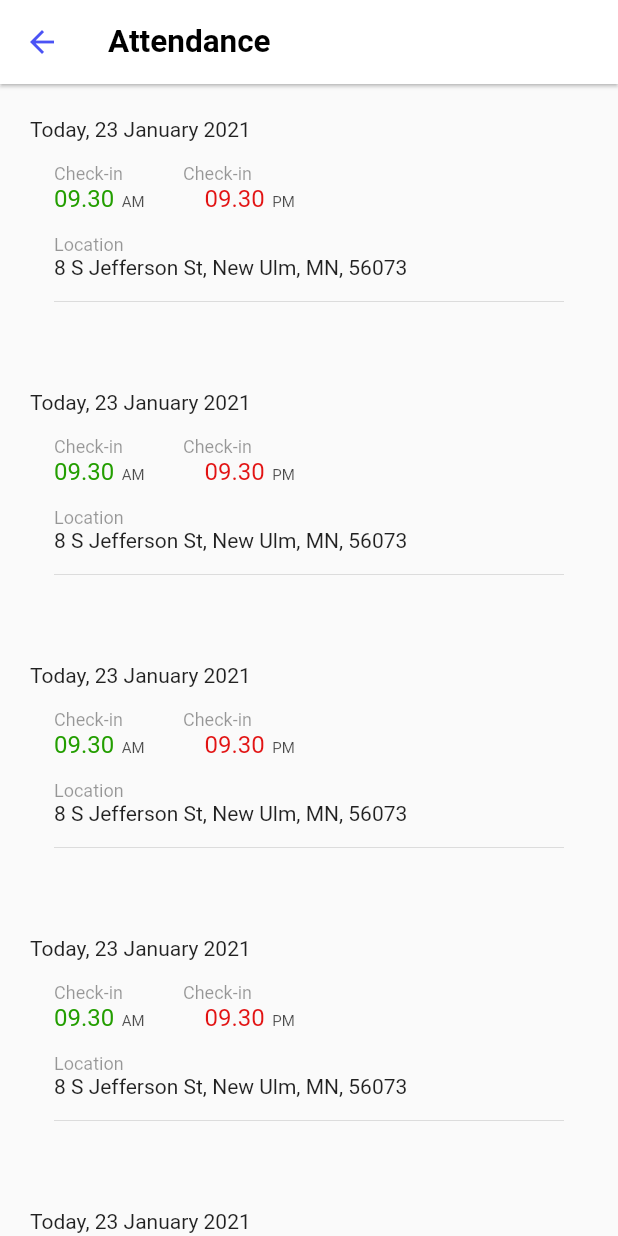
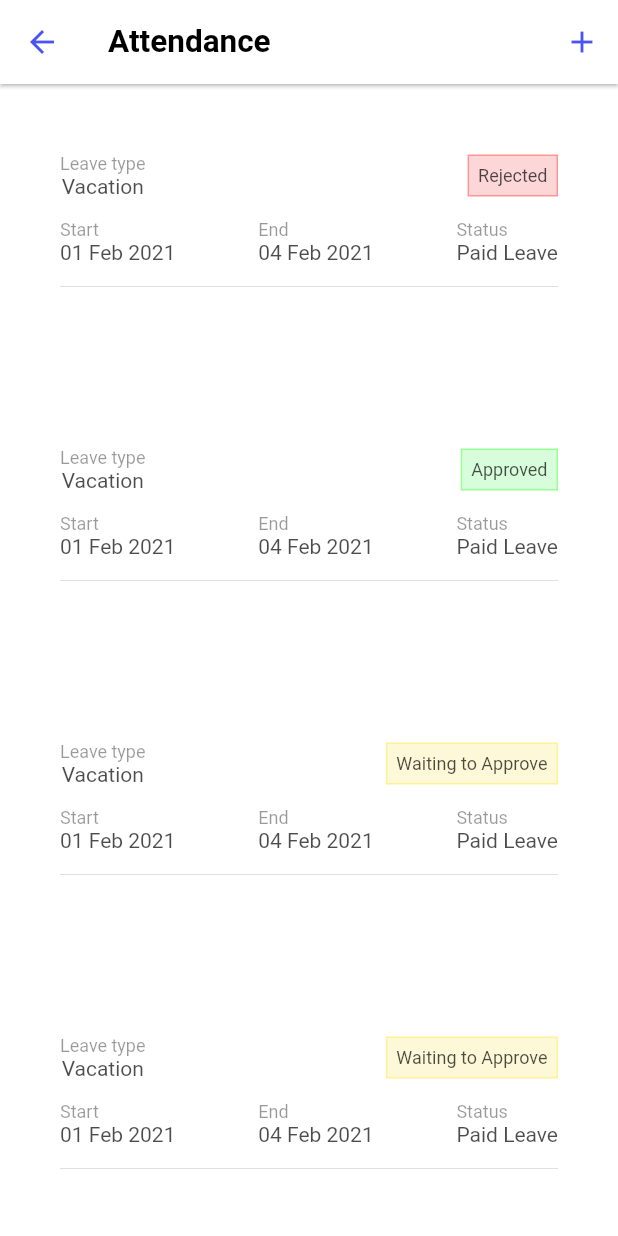
Before and after one commit to hussamhejazy/Task-Manager-Project, a Flutter app: the screen it shows after launch, on a phone screen of 412 x 824 dp. Run offline on Flutter 3.47's test engine with Material 2 defaults, Android fonts, the phone set to English and light mode, and no system bars.

Commit message:
add leave_screen

```diff
--- /dev/null
+++ b/lib/screens/leave_screen.dart
@@ -0,0 +1,120 @@
+import 'package:flutter/material.dart';
+
+class LeaveScreen extends StatefulWidget {
+  const LeaveScreen({Key? key}) : super(key: key);
+
+  @override
+  _LeaveScreen createState() => _LeaveScreen();
+}
+
+class _LeaveScreen extends State<LeaveScreen> {
+  @override
+  Widget build(BuildContext context) {
+    return Scaffold(
+      backgroundColor: Colors.white,
+      appBar: AppBar(
+        iconTheme: IconThemeData(
+          color: Color(0xFF4B53F5),
+        ),
+        backgroundColor: Colors.white,
+        title: Text(
+          'Attendance',
+          style: TextStyle(
+              fontSize: 21, fontWeight: FontWeight.bold, color: Colors.black),
+        ),
+        elevation: 1,
+        leading: IconButton(onPressed: (){Navigator.pop(context);},icon: Icon(Icons.arrow_back,),),
+        actions: [
+          IconButton(onPressed: (){}, icon: Icon(Icons.add))
+        ],
+      ),
+      body: ListView.builder(
+        itemBuilder: (context, index) {
+          return Padding(
+            padding: const EdgeInsets.symmetric(horizontal: 20,vertical: 22),
+            child: Padding(
+              padding: const EdgeInsets.symmetric(horizontal: 20,vertical: 24),
+              child: Container(
+                child: Column(
+                  crossAxisAlignment: CrossAxisAlignment.start,
+                  children: [
+                    Row(
+                      mainAxisAlignment: MainAxisAlignment.spaceBetween,
+                      children: [
+                        Column(
+                          children: [
+                            Text('Leave type',style: TextStyle(fontSize: 12,color: Colors.black.withOpacity(0.4)),),
+                            Text('Vacation',style: TextStyle(fontSize: 14,color: Colors.black.withOpacity(0.7)),)
+                          ],
+                        ),
+                        _requestStatus(status: index)
+                      ],
+                    ),
+                    SizedBox(height: 14,),
+                    Row(
+                      mainAxisAlignment: MainAxisAlignment.spaceBetween,
+                      children: [
+                        Column(
+                          crossAxisAlignment: CrossAxisAlignment.start,
+                          children: [
+                            Text('Start',style: TextStyle(fontSize: 12,color: Colors.black.withOpacity(0.4)),),
+                            Text('01 Feb 2021',style: TextStyle(fontSize: 14,color: Colors.black.withOpacity(0.7)),)
+                          ],
+                        ),
+                        Column(
+                          crossAxisAlignment: CrossAxisAlignment.start,
+                          children: [
+                            Text('End',style: TextStyle(fontSize: 12,color: Colors.black.withOpacity(0.4)),),
+                            Text('04 Feb 2021',style: TextStyle(fontSize: 14,color: Colors.black.withOpacity(0.7)),)
+                          ],
+                        ),
+                        Column(
+                          crossAxisAlignment: CrossAxisAlignment.start,
+                          children: [
+                            Text('Status',style: TextStyle(fontSize: 12,color: Colors.black.withOpacity(0.4)),),
+                            Text('Paid Leave',style: TextStyle(fontSize: 14,color: Colors.black.withOpacity(0.7)),)
+                          ],
+                        )
+                      ],
+                    ),
+                    Divider(height: 30,)
+                  ],
+                ),
+              ),
+            ),
+          );
+        },
+        itemCount: 4,
+      ),
+    );
+  }
+}
+
+
+Widget _requestStatus({required int status}){
+  String reqStatus = 'Waiting to Approve';
+  Color fillColor = Color(0xFFFDF8D7);
+  Color borderColor = Color(0xFFFFF196);
+  if (status == 0){
+    reqStatus = 'Rejected';
+    fillColor = Color(0xFFFDD7D7);
+    borderColor = Color(0xFFFF9696);
+  }else if(status == 1){
+    reqStatus = 'Approved';
+    fillColor = Color(0xFFD7FDDB);
+    borderColor = Color(0xFF96FF96);
+  }
+
+  return Container(
+    decoration: BoxDecoration(
+        color: fillColor,
+        border: Border.all(color: borderColor)
+    ),
+
+    child: Padding(
+      padding: const EdgeInsets.all(6),
+      child: Text(reqStatus,style: TextStyle(fontSize: 12,color: Colors.black.withOpacity(0.7)),),
+    ),
+  );
+
+}
--- a/lib/screens/main.dart
+++ b/lib/screens/main.dart
@@ -1,5 +1,6 @@
 import 'package:flutter/material.dart';
 import 'package:task_manager/screens/attendance_screen.dart';
+import 'package:task_manager/screens/leave_screen.dart';
 import 'package:task_manager/screens/main_screen.dart';
 import 'package:task_manager/screens/nb_screens/pk_task_screen/add_task_screen.dart';
 import 'package:task_manager/screens/nb_screens/pk_task_screen/task_detail_screen.dart';
@@ -14,12 +15,14 @@ class MyApp extends StatelessWidget {
   Widget build(BuildContext context) {
     return MaterialApp(
       debugShowCheckedModeBanner: false,
-      initialRoute: '/attendance_screen',
+      initialRoute: '/leave_screen',
       routes: {
         '/main_screen':(context)=>MainScreen(),
         '/add_task_screen':(context)=>AddTask(),
         '/task_detail_screen':(context)=>TaskDetail(),
         '/attendance_screen':(context)=>Attendance(),
+        '/leave_screen':(context)=>LeaveScreen(),
+
       },
     );
   }
```
